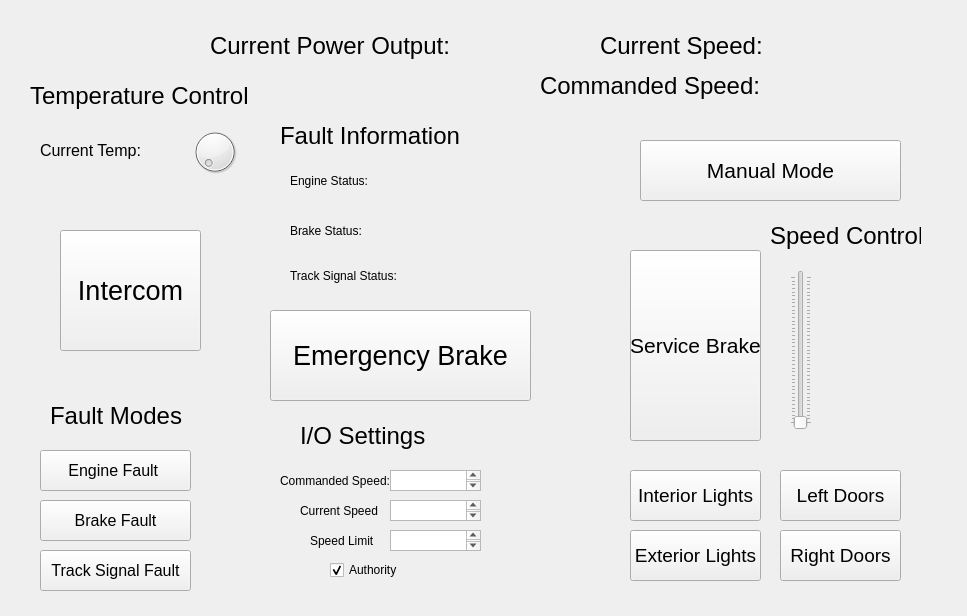
Old version of the form test_ui_driver/test_form.ui in the repository ece1140thebteam/train_system_sim.
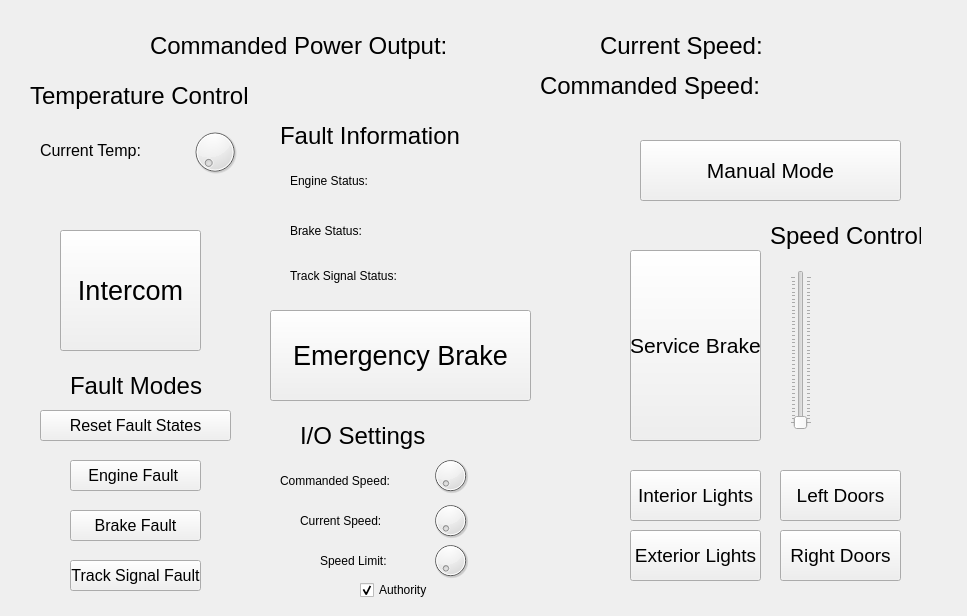
New version of the form.

```diff
--- a/test_ui_driver/test_form.ui
+++ b/test_ui_driver/test_form.ui
@@ -391,7 +391,7 @@
     <rect>
      <x>290</x>
      <y>260</y>
-     <width>171</width>
+     <width>291</width>
      <height>31</height>
     </rect>
    </property>
@@ -1883,10 +1883,10 @@
   <widget class="QPushButton" name="activateEFault">
    <property name="geometry">
     <rect>
-     <x>40</x>
-     <y>450</y>
-     <width>151</width>
-     <height>41</height>
+     <x>70</x>
+     <y>460</y>
+     <width>131</width>
+     <height>31</height>
     </rect>
    </property>
    <property name="palette">
@@ -1968,9 +1968,9 @@
   <widget class="QLabel" name="faultLabel_2">
    <property name="geometry">
     <rect>
-     <x>50</x>
-     <y>390</y>
-     <width>201</width>
+     <x>70</x>
+     <y>360</y>
+     <width>161</width>
      <height>51</height>
     </rect>
    </property>
@@ -2185,10 +2185,10 @@
   <widget class="QPushButton" name="activateBFault">
    <property name="geometry">
     <rect>
-     <x>40</x>
-     <y>500</y>
-     <width>151</width>
-     <height>41</height>
+     <x>70</x>
+     <y>510</y>
+     <width>131</width>
+     <height>31</height>
     </rect>
    </property>
    <property name="palette">
@@ -2270,10 +2270,10 @@
   <widget class="QPushButton" name="activateSFault">
    <property name="geometry">
     <rect>
-     <x>40</x>
-     <y>550</y>
-     <width>151</width>
-     <height>41</height>
+     <x>70</x>
+     <y>560</y>
+     <width>131</width>
+     <height>31</height>
     </rect>
    </property>
    <property name="palette">
@@ -2352,19 +2352,6 @@
     <bool>false</bool>
    </property>
   </widget>
-  <widget class="QTextEdit" name="cmdSpdInput">
-   <property name="geometry">
-    <rect>
-     <x>390</x>
-     <y>470</y>
-     <width>91</width>
-     <height>21</height>
-    </rect>
-   </property>
-   <property name="readOnly">
-    <bool>false</bool>
-   </property>
-  </widget>
   <widget class="QLabel" name="iolabel">
    <property name="geometry">
     <rect>
@@ -2587,7 +2574,7 @@
     <rect>
      <x>280</x>
      <y>460</y>
-     <width>111</width>
+     <width>151</width>
      <height>41</height>
     </rect>
    </property>
@@ -2599,30 +2586,20 @@
    <property name="geometry">
     <rect>
      <x>300</x>
-     <y>490</y>
-     <width>81</width>
-     <height>41</height>
-    </rect>
-   </property>
-   <property name="text">
-    <string>Current Speed</string>
-   </property>
-  </widget>
-  <widget class="QTextEdit" name="curSpdInput">
-   <property name="geometry">
-    <rect>
-     <x>390</x>
      <y>500</y>
-     <width>91</width>
-     <height>21</height>
+     <width>121</width>
+     <height>41</height>
     </rect>
    </property>
+   <property name="text">
+    <string>Current Speed: </string>
+   </property>
   </widget>
   <widget class="QCheckBox" name="checkBox">
    <property name="geometry">
     <rect>
-     <x>330</x>
-     <y>560</y>
+     <x>360</x>
+     <y>580</y>
      <width>76</width>
      <height>20</height>
     </rect>
@@ -2634,35 +2611,25 @@
     <bool>true</bool>
    </property>
   </widget>
-  <widget class="QTextEdit" name="speedLimInput">
+  <widget class="QLabel" name="spdLimLabel">
    <property name="geometry">
     <rect>
-     <x>390</x>
-     <y>530</y>
-     <width>91</width>
-     <height>21</height>
-    </rect>
-   </property>
-  </widget>
-  <widget class="QLabel" name="brakeFailStatus_4">
-   <property name="geometry">
-    <rect>
-     <x>310</x>
-     <y>520</y>
-     <width>81</width>
+     <x>320</x>
+     <y>540</y>
+     <width>101</width>
      <height>41</height>
     </rect>
    </property>
    <property name="text">
-    <string>Speed Limit</string>
+    <string>Speed Limit: </string>
    </property>
   </widget>
   <widget class="QLabel" name="curSpd_2">
    <property name="geometry">
     <rect>
-     <x>210</x>
+     <x>150</x>
      <y>20</y>
-     <width>291</width>
+     <width>371</width>
      <height>51</height>
     </rect>
    </property>
@@ -2871,7 +2838,146 @@
     </font>
    </property>
    <property name="text">
-    <string>Current Power Output:</string>
+    <string>Commanded Power Output: </string>
+   </property>
+  </widget>
+  <widget class="QDial" name="cmdSpdDial">
+   <property name="geometry">
+    <rect>
+     <x>430</x>
+     <y>450</y>
+     <width>41</width>
+     <height>51</height>
+    </rect>
+   </property>
+   <property name="minimum">
+    <number>0</number>
+   </property>
+   <property name="maximum">
+    <number>50</number>
+   </property>
+   <property name="value">
+    <number>0</number>
+   </property>
+  </widget>
+  <widget class="QDial" name="curSpdDial">
+   <property name="geometry">
+    <rect>
+     <x>430</x>
+     <y>500</y>
+     <width>41</width>
+     <height>41</height>
+    </rect>
+   </property>
+   <property name="minimum">
+    <number>0</number>
+   </property>
+   <property name="maximum">
+    <number>40</number>
+   </property>
+   <property name="value">
+    <number>0</number>
+   </property>
+  </widget>
+  <widget class="QDial" name="spdLimDial">
+   <property name="geometry">
+    <rect>
+     <x>430</x>
+     <y>540</y>
+     <width>41</width>
+     <height>41</height>
+    </rect>
+   </property>
+   <property name="minimum">
+    <number>0</number>
+   </property>
+   <property name="maximum">
+    <number>40</number>
+   </property>
+  </widget>
+  <widget class="QPushButton" name="faultReset">
+   <property name="geometry">
+    <rect>
+     <x>40</x>
+     <y>410</y>
+     <width>191</width>
+     <height>31</height>
+    </rect>
+   </property>
+   <property name="palette">
+    <palette>
+     <active>
+      <colorrole role="Button">
+       <brush brushstyle="SolidPattern">
+        <color alpha="255">
+         <red>240</red>
+         <green>0</green>
+         <blue>0</blue>
+        </color>
+       </brush>
+      </colorrole>
+      <colorrole role="Light">
+       <brush brushstyle="SolidPattern">
+        <color alpha="255">
+         <red>255</red>
+         <green>0</green>
+         <blue>0</blue>
+        </color>
+       </brush>
+      </colorrole>
+     </active>
+     <inactive>
+      <colorrole role="Button">
+       <brush brushstyle="SolidPattern">
+        <color alpha="255">
+         <red>240</red>
+         <green>240</green>
+         <blue>240</blue>
+        </color>
+       </brush>
+      </colorrole>
+      <colorrole role="Light">
+       <brush brushstyle="SolidPattern">
+        <color alpha="255">
+         <red>255</red>
+         <green>255</green>
+         <blue>255</blue>
+        </color>
+       </brush>
+      </colorrole>
+     </inactive>
+     <disabled>
+      <colorrole role="Button">
+       <brush brushstyle="SolidPattern">
+        <color alpha="255">
+         <red>240</red>
+         <green>240</green>
+         <blue>240</blue>
+        </color>
+       </brush>
+      </colorrole>
+      <colorrole role="Light">
+       <brush brushstyle="SolidPattern">
+        <color alpha="255">
+         <red>255</red>
+         <green>255</green>
+         <blue>255</blue>
+        </color>
+       </brush>
+      </colorrole>
+     </disabled>
+    </palette>
+   </property>
+   <property name="font">
+    <font>
+     <pointsize>12</pointsize>
+    </font>
+   </property>
+   <property name="text">
+    <string>Reset Fault States</string>
+   </property>
+   <property name="checkable">
+    <bool>false</bool>
    </property>
   </widget>
  </widget>
```
Left out of the diff: 8 changed lines with no effect on the pictures.
